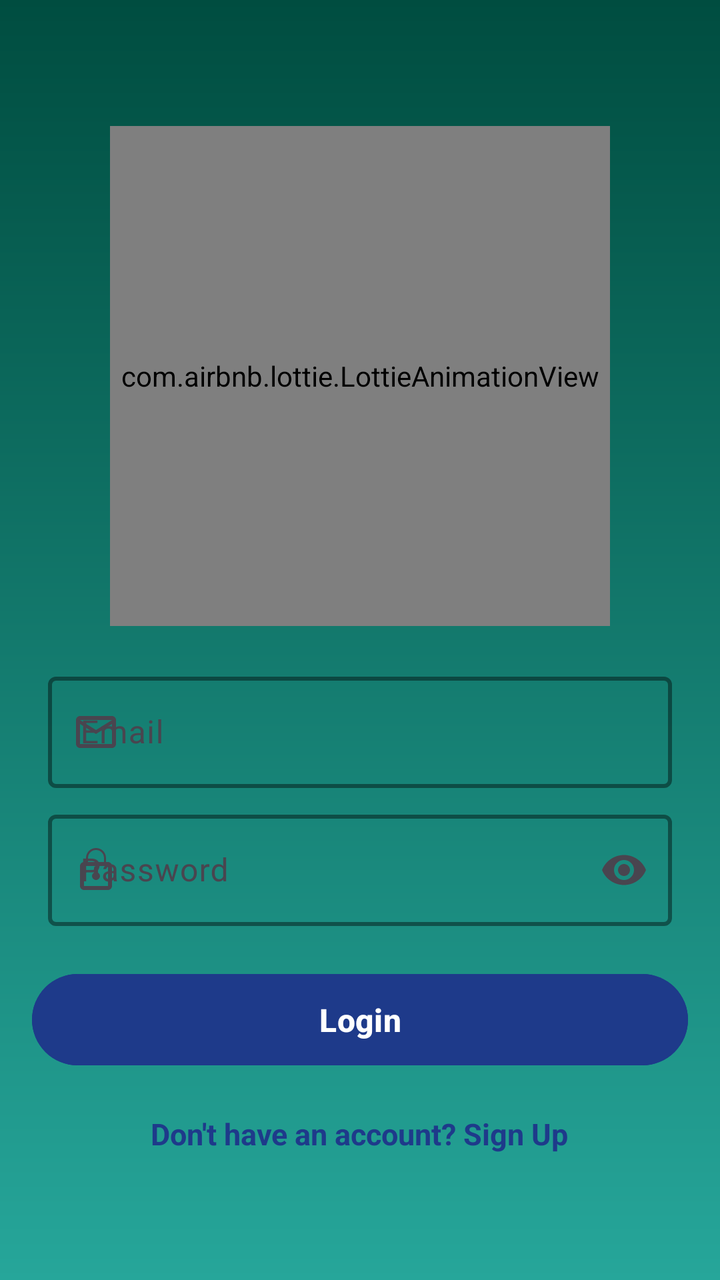
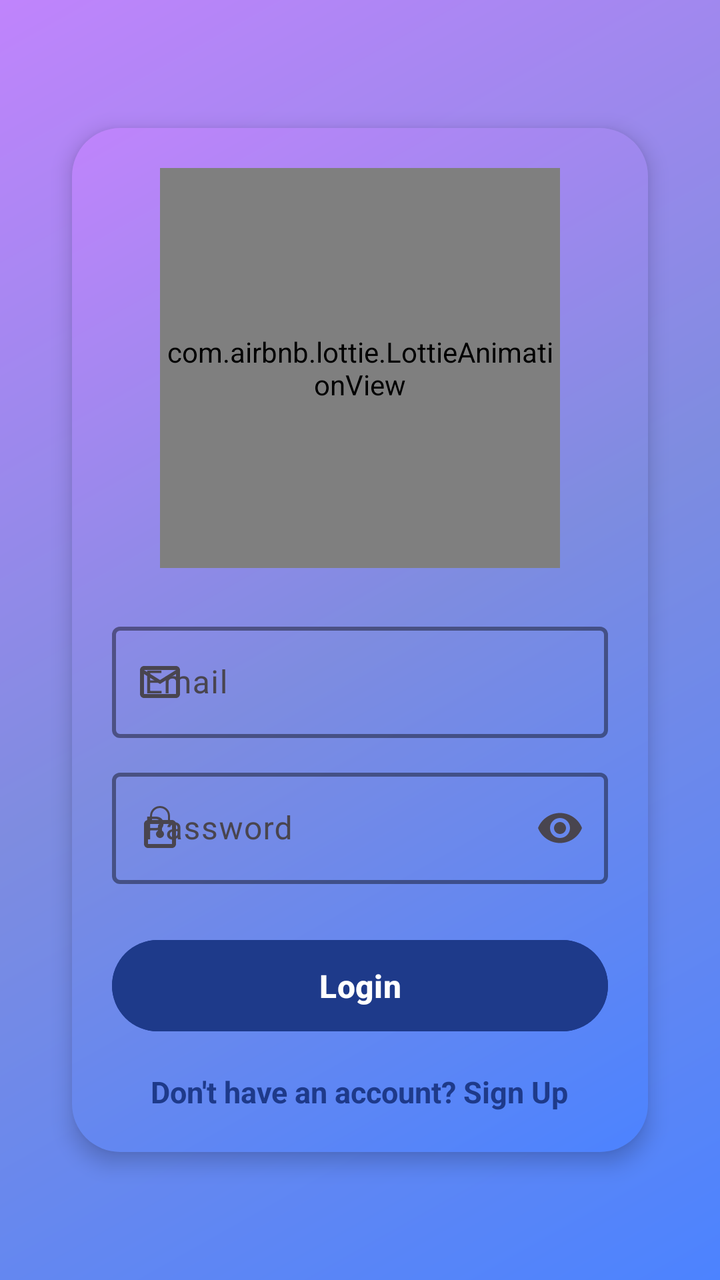

The first picture is an Android layout as it rendered before a commit; the second is the same layout after the commit. The layout source and the unified diff follow.
<!-- AndroidManifest.xml: application theme Theme.Mosque_Management_System -->
<!-- res/layout/fragment_login.xml -->
<?xml version="1.0" encoding="utf-8"?>
<LinearLayout xmlns:android="http://schemas.android.com/apk/res/android"
    xmlns:app="http://schemas.android.com/apk/res-auto"
        android:layout_width="match_parent"
        android:layout_height="match_parent"
        android:background="@drawable/splash_background"
        android:elevation="4dp"
        android:gravity="center"
        android:orientation="vertical"
        android:padding="16dp"
        android:radius="12dp">
        
        <com.airbnb.lottie.LottieAnimationView
            android:id="@+id/lottieAnimationView"
            android:layout_width="250dp"
            android:layout_height="250dp"
            app:lottie_rawRes="@raw/login_animation"
            app:lottie_autoPlay="true"
            app:lottie_loop="true"
            android:layout_marginBottom="12dp" />
        
        <com.google.android.material.textfield.TextInputLayout
            android:layout_width="match_parent"
            android:layout_height="wrap_content"
            android:hint="@string/email_hint"
            android:paddingStart="8dp"
            android:paddingTop="8dp"
            android:paddingEnd="8dp"
            app:boxBackgroundMode="outline"
            app:boxStrokeColor="@color/black"
            app:boxStrokeWidth="2dp"
            app:endIconMode="clear_text"
            app:startIconDrawable="@drawable/ic_email">

            <com.google.android.material.textfield.TextInputEditText
                android:id="@+id/emailInput"
                android:layout_width="match_parent"
                android:layout_height="wrap_content"
                android:inputType="textEmailAddress"
                android:textColor="@color/black"
                android:textColorHint="@color/gray" />

        </com.google.android.material.textfield.TextInputLayout>

        
        <com.google.android.material.textfield.TextInputLayout
            android:layout_width="match_parent"
            android:layout_height="wrap_content"
            android:hint="@string/password_hint"
            android:paddingStart="8dp"
            android:paddingTop="8dp"
            android:paddingEnd="8dp"
            app:boxBackgroundMode="outline"
            app:boxStrokeColor="@color/black"
            app:boxStrokeWidth="2dp"
            app:endIconMode="password_toggle"
            app:startIconDrawable="@drawable/ic_lock">

            <com.google.android.material.textfield.TextInputEditText
                android:id="@+id/passwordInput"
                android:layout_width="match_parent"
                android:layout_height="wrap_content"
                android:inputType="textPassword"
                android:textColor="@color/black"
                android:textColorHint="@color/gray" />

        </com.google.android.material.textfield.TextInputLayout>

        
        <Button
            android:id="@+id/loginButton"
            android:layout_width="match_parent"
            android:layout_height="wrap_content"
            android:layout_marginTop="20dp"
            android:backgroundTint="@color/primary"
            android:paddingVertical="12dp"
            android:text="@string/login_button_text"
            android:textStyle="bold"
            android:textAllCaps="false"
            android:textColor="@android:color/white"
            android:textSize="16sp" />

        
        <TextView
            android:id="@+id/txtSignup"
            android:layout_width="wrap_content"
            android:layout_height="wrap_content"
            android:layout_marginTop="20dp"
            android:clickable="true"
            android:focusable="true"
            android:text="@string/signup_text"
            android:textColor="@color/primary"
            android:textSize="15sp"
            android:gravity="center"
            android:textStyle="bold" />
    </LinearLayout>
<!-- resources referenced by this layout -->
<resources>
  <color name="black">#000000</color>
  <color name="gray">#B0B0B0</color>
  <color name="primary">#1E3A8A</color>
  <!-- drawable ic_email (drawable) -->
  <vector xmlns:android="http://schemas.android.com/apk/res/android"
      android:width="24dp"
      android:height="24dp"
      android:viewportWidth="24"
      android:viewportHeight="24">
      <path
          android:fillColor="?attr/colorPrimary"
          android:pathData="M22,6c0,-1.1 -0.9,-2 -2,-2L4,4c-1.1,0 -2,0.9 -2,2L2,18c0,1.1 0.9,2 2,2l16,0c1.1,0 2,-0.9 2,-2L22,6zM20,6l-8,5L4,6L20,6zM4,18L4,8l8,5l8,-5l0,10L4,18z" />
  </vector>
  <!-- drawable ic_lock (drawable) -->
  <vector xmlns:android="http://schemas.android.com/apk/res/android"
      android:width="24dp"
      android:height="24dp"
      android:viewportWidth="24"
      android:viewportHeight="24">
      <path
          android:fillColor="?attr/colorPrimary"
          android:pathData="M12,17c-1.1,0 -2,-0.9 -2,-2c0,-0.7 0.4,-1.3 1,-1.7l0,-2.3c0,-0.6 0.4,-1 1,-1c0.6,0 1,0.4 1,1l0,2.3c0.6,0.4 1,1 1,1.7C14,16.1 13.1,17 12,17zM18,8l-1,0L17,6c0,-2.8 -2.2,-5 -5,-5c-2.8,0 -5,2.2 -5,5l0,2L6,8C4.9,8 4,8.9 4,10l0,10c0,1.1 0.9,2 2,2l12,0c1.1,0 2,-0.9 2,-2L20,10C20,8.9 19.1,8 18,8zM8,6c0,-2.2 1.8,-4 4,-4c2.2,0 4,1.8 4,4l0,2L8,8L8,6zM18,20L6,20L6,10l12,0L18,20z" />
  </vector>
  <!-- drawable splash_background (drawable) -->
  <?xml version="1.0" encoding="utf-8"?>
  <shape xmlns:android="http://schemas.android.com/apk/res/android"
      android:shape="rectangle">
  
      <gradient
          android:startColor="#004D40"
          android:endColor="#26A69A"
          android:angle="270"
          />
  </shape>
  <string name="email_hint">Email</string>
  <string name="login_button_text">Login</string>
  <string name="password_hint">Password</string>
  <string name="signup_text">Don\'t have an account? Sign Up</string>
  <style name="Theme.Mosque_Management_System" parent="Base.Theme.Mosque_Management_System" />
  <style name="Base.Theme.Mosque_Management_System" parent="Theme.Material3.DayNight.NoActionBar">
          <item name="colorPrimary">@color/primary</item>
          <item name="colorPrimaryVariant">@color/dark_blue</item>
          <item name="colorOnPrimary">@color/white</item>
          <item name="colorSecondary">@color/dark_green</item>
          <item name="colorTertiary">@color/primary</item>
          <item name="colorSurface">@color/light_gray</item>
          <item name="android:statusBarColor">@color/primary</item>
      </style>
  <color name="dark_blue">#122C66</color>
  <color name="white">#FFFFFFFF</color>
  <color name="dark_green">#006400</color>
  <color name="light_gray">#F5F5F5</color>
</resources>

<!-- the commit's change to res/layout/fragment_login.xml (unified diff, before → after) -->
@@ -1,36 +1,44 @@
 <?xml version="1.0" encoding="utf-8"?>
 <LinearLayout xmlns:android="http://schemas.android.com/apk/res/android"
     xmlns:app="http://schemas.android.com/apk/res-auto"
+    android:layout_width="match_parent"
+    android:layout_height="match_parent"
+    android:background="@drawable/gradient_background"
+    android:gravity="center"
+    android:orientation="vertical"
+    android:padding="24dp">
+
+    <LinearLayout
         android:layout_width="match_parent"
-        android:layout_height="match_parent"
-        android:background="@drawable/splash_background"
-        android:elevation="4dp"
-        android:gravity="center"
+        android:layout_height="wrap_content"
+        android:background="@drawable/rounded_white_card"
+        android:elevation="6dp"
         android:orientation="vertical"
-        android:padding="16dp"
-        android:radius="12dp">
+        android:padding="20dp"
+        android:layout_margin="12dp">
+
         
         <com.airbnb.lottie.LottieAnimationView
             android:id="@+id/lottieAnimationView"
-            android:layout_width="250dp"
-            android:layout_height="250dp"
+            android:layout_width="200dp"
+            android:layout_height="200dp"
             app:lottie_rawRes="@raw/login_animation"
             app:lottie_autoPlay="true"
             app:lottie_loop="true"
+            android:layout_gravity="center"
             android:layout_marginBottom="12dp" />
+
         
         <com.google.android.material.textfield.TextInputLayout
             android:layout_width="match_parent"
             android:layout_height="wrap_content"
             android:hint="@string/email_hint"
-            android:paddingStart="8dp"
-            android:paddingTop="8dp"
-            android:paddingEnd="8dp"
             app:boxBackgroundMode="outline"
-            app:boxStrokeColor="@color/black"
+            app:boxStrokeColor="@color/primary"
             app:boxStrokeWidth="2dp"
             app:endIconMode="clear_text"
-            app:startIconDrawable="@drawable/ic_email">
+            app:startIconDrawable="@drawable/ic_email"
+            android:layout_marginTop="12dp">
 
             <com.google.android.material.textfield.TextInputEditText
                 android:id="@+id/emailInput"
@@ -38,8 +46,7 @@
                 android:layout_height="wrap_content"
                 android:inputType="textEmailAddress"
                 android:textColor="@color/black"
-                android:textColorHint="@color/gray" />
-
+                android:textColorHint="@color/gray"/>
         </com.google.android.material.textfield.TextInputLayout>
 
         
@@ -47,14 +54,12 @@
             android:layout_width="match_parent"
             android:layout_height="wrap_content"
             android:hint="@string/password_hint"
-            android:paddingStart="8dp"
-            android:paddingTop="8dp"
-            android:paddingEnd="8dp"
             app:boxBackgroundMode="outline"
-            app:boxStrokeColor="@color/black"
+            app:boxStrokeColor="@color/primary"
             app:boxStrokeWidth="2dp"
             app:endIconMode="password_toggle"
-            app:startIconDrawable="@drawable/ic_lock">
+            app:startIconDrawable="@drawable/ic_lock"
+            android:layout_marginTop="12dp">
 
             <com.google.android.material.textfield.TextInputEditText
                 android:id="@+id/passwordInput"
@@ -62,8 +67,7 @@
                 android:layout_height="wrap_content"
                 android:inputType="textPassword"
                 android:textColor="@color/black"
-                android:textColorHint="@color/gray" />
-
+                android:textColorHint="@color/gray"/>
         </com.google.android.material.textfield.TextInputLayout>
 
         
@@ -71,26 +75,27 @@
             android:id="@+id/loginButton"
             android:layout_width="match_parent"
             android:layout_height="wrap_content"
-            android:layout_marginTop="20dp"
+            android:layout_marginTop="24dp"
             android:backgroundTint="@color/primary"
-            android:paddingVertical="12dp"
             android:text="@string/login_button_text"
+            android:textColor="@android:color/white"
+            android:textSize="16sp"
             android:textStyle="bold"
             android:textAllCaps="false"
-            android:textColor="@android:color/white"
-            android:textSize="16sp" />
+            android:paddingVertical="12dp"/>
 
         
         <TextView
             android:id="@+id/txtSignup"
             android:layout_width="wrap_content"
             android:layout_height="wrap_content"
-            android:layout_marginTop="20dp"
-            android:clickable="true"
-            android:focusable="true"
+            android:layout_gravity="center"
+            android:layout_marginTop="16dp"
             android:text="@string/signup_text"
             android:textColor="@color/primary"
             android:textSize="15sp"
-            android:gravity="center"
-            android:textStyle="bold" />
+            android:textStyle="bold"
+            android:clickable="true"
+            android:focusable="true"/>
     </LinearLayout>
+</LinearLayout>
<!-- resource entries referenced after the edit -->
@@ -3,6 +3,20 @@
   <color name="black">#000000</color>
   <color name="gray">#B0B0B0</color>
   <color name="primary">#1E3A8A</color>
+  <!-- drawable gradient_background (drawable) -->
+  <?xml version="1.0" encoding="utf-8"?>
+  <layer-list xmlns:android="http://schemas.android.com/apk/res/android">
+      <item>
+          <shape android:shape="rectangle">
+              <gradient
+                  android:startColor="#4c83ff"
+              android:centerColor="#7e8ce0"
+              android:endColor="#c084fc"
+              android:angle="135"
+              android:type="linear" />
+          </shape>
+      </item>
+  </layer-list>
   <!-- drawable ic_email (drawable) -->
   <vector xmlns:android="http://schemas.android.com/apk/res/android"
       android:width="24dp"
@@ -23,16 +37,22 @@
           android:fillColor="?attr/colorPrimary"
           android:pathData="M12,17c-1.1,0 -2,-0.9 -2,-2c0,-0.7 0.4,-1.3 1,-1.7l0,-2.3c0,-0.6 0.4,-1 1,-1c0.6,0 1,0.4 1,1l0,2.3c0.6,0.4 1,1 1,1.7C14,16.1 13.1,17 12,17zM18,8l-1,0L17,6c0,-2.8 -2.2,-5 -5,-5c-2.8,0 -5,2.2 -5,5l0,2L6,8C4.9,8 4,8.9 4,10l0,10c0,1.1 0.9,2 2,2l12,0c1.1,0 2,-0.9 2,-2L20,10C20,8.9 19.1,8 18,8zM8,6c0,-2.2 1.8,-4 4,-4c2.2,0 4,1.8 4,4l0,2L8,8L8,6zM18,20L6,20L6,10l12,0L18,20z" />
   </vector>
-  <!-- drawable splash_background (drawable) -->
+  <!-- drawable rounded_white_card (drawable) -->
   <?xml version="1.0" encoding="utf-8"?>
   <shape xmlns:android="http://schemas.android.com/apk/res/android"
       android:shape="rectangle">
   
+      
       <gradient
-          android:startColor="#004D40"
-          android:endColor="#26A69A"
-          android:angle="270"
-          />
+          android:startColor="#4c83ff"
+      android:centerColor="#7e8ce0"
+      android:endColor="#c084fc"
+      android:angle="135"
+      android:type="linear" />
+  
+      
+      <corners android:radius="24dp" />
+  
   </shape>
   <string name="email_hint">Email</string>
   <string name="login_button_text">Login</string>
